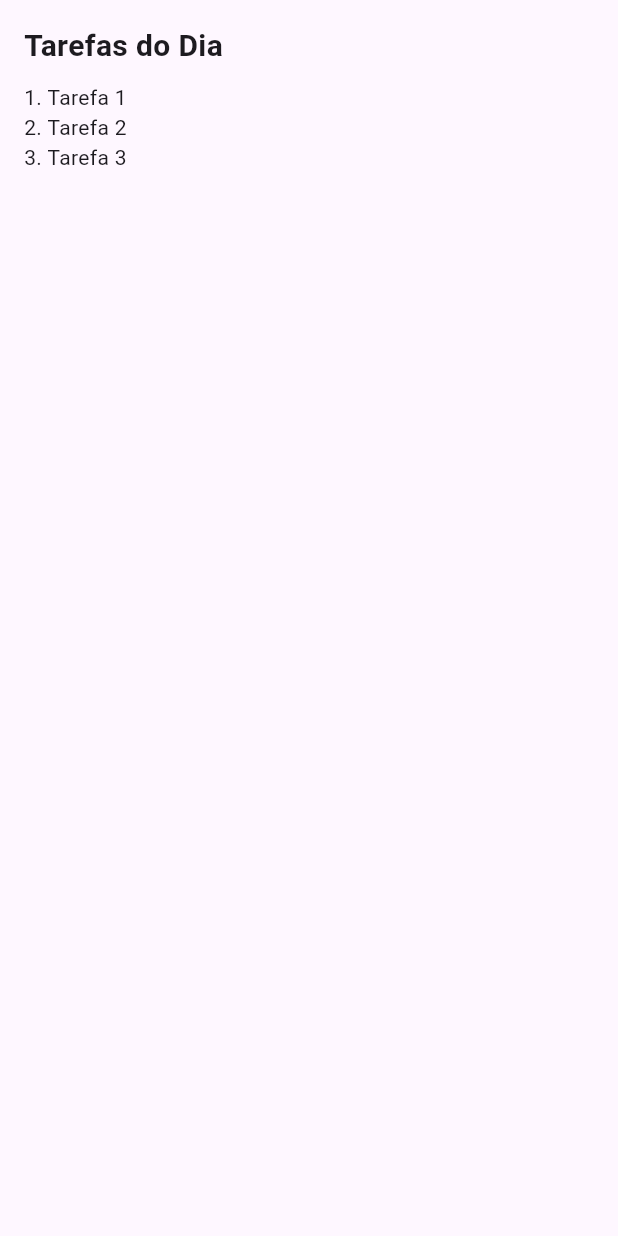
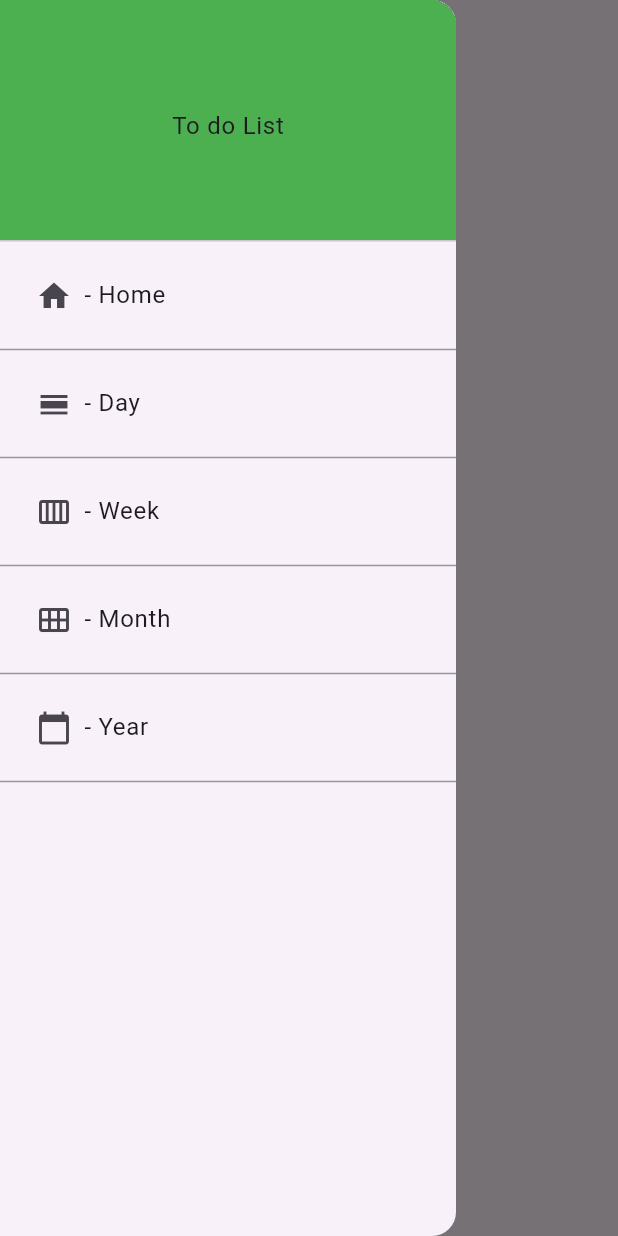
Before and after one commit to ErickDutra/app_TO_DO_List, a Flutter app: the TasksDay screen opened directly, with the side drawer open (before the commit the screen has no drawer), on a phone screen of 412 x 824 dp. Run offline on Flutter 3.47's test engine with Material 3 defaults, Android fonts, the phone set to English and light mode, and no system bars.

Commit message:
tasks pages

```diff
--- a/to_do_list/lib/components/draw.dart
+++ b/to_do_list/lib/components/draw.dart
@@ -0,0 +1,100 @@
+import 'package:flutter/material.dart';
+import 'package:to_do_list/components/tasks_day.dart';
+import 'package:to_do_list/components/tasks_month.dart';
+import 'package:to_do_list/components/tasks_week.dart';
+import 'package:to_do_list/components/tasks_year.dart';
+import 'package:to_do_list/main.dart';
+
+class MyDrawer extends StatelessWidget {
+  @override
+  Widget build(BuildContext context) {
+    return Drawer(
+      child: ListView(
+        children: [
+          DrawerHeader(
+              decoration: BoxDecoration(color: Colors.green),
+              child: Container(
+                child: Center(
+                  child: Text("To do List"),
+                ),
+              )),
+              ListTile(
+            title: Row(
+              children: [
+                Container(
+                    margin: EdgeInsets.all(8),
+                    child: Icon(Icons.home)),
+                Text("- Home"),
+              ],
+            ),
+            onTap: () {
+              Navigator.of(context).pushReplacement(
+                  MaterialPageRoute(builder: (context) => HomePage()));
+            },
+          ),
+          Divider(color: Colors.black38),
+          ListTile(
+            title: Row(
+              children: [
+                Container(
+                    margin: EdgeInsets.all(8),
+                    child: Icon(Icons.calendar_view_day)),
+                Text("- Day"),
+              ],
+            ),
+            onTap: () {
+              Navigator.of(context).pushReplacement(
+                  MaterialPageRoute(builder: (context) => TasksDay()));
+            },
+          ),
+          Divider(color: Colors.black38),
+          ListTile(
+            title: Row(
+              children: [
+                Container(
+                    margin: EdgeInsets.all(8),
+                    child: Icon(Icons.calendar_view_week)),
+                Text("- Week"),
+              ],
+            ),
+            onTap: () {
+              Navigator.of(context).pushReplacement(
+                  MaterialPageRoute(builder: (context) => TasksWeek()));
+            },
+          ),
+          Divider(color: Colors.black38),
+          ListTile(
+            title: Row(
+              children: [
+                Container(
+                    margin: EdgeInsets.all(8),
+                    child: Icon(Icons.calendar_view_month)),
+                Text("- Month"),
+              ],
+            ),
+            onTap: () {
+              Navigator.of(context).pushReplacement(
+                  MaterialPageRoute(builder: (context) =>TasksMonth()));
+            },
+          ),
+          Divider(color: Colors.black38),
+          ListTile(
+            title: Row(
+              children: [
+                Container(
+                    margin: EdgeInsets.all(8),
+                    child: Icon(Icons.calendar_today)),
+                Text("- Year"),
+              ],
+            ),
+            onTap: () {
+              Navigator.of(context).pushReplacement(
+                  MaterialPageRoute(builder: (context) => TasksYear()));
+            },
+          ),
+          Divider(color: Colors.black38),
+        ],
+      ),
+    );
+  }
+}
--- /dev/null
+++ b/to_do_list/lib/components/tasks_day.dart
@@ -0,0 +1,33 @@
+import 'package:flutter/material.dart';
+import 'package:to_do_list/components/draw.dart';
+class TasksDay extends StatelessWidget {
+  @override
+  Widget build(BuildContext context) {
+    // Adicione o conteúdo do seu widget TasksDay aqui
+    return Scaffold(
+      drawer: MyDrawer(),
+      appBar: AppBar(title: Text("Tasks Day"),),
+      body: Container(
+        padding: EdgeInsets.all(16.0),
+        child: Column(
+          crossAxisAlignment: CrossAxisAlignment.start,
+          children: [
+            Text(
+              'Tarefas do Dia',
+              style: TextStyle(
+                fontSize: 20.0,
+                fontWeight: FontWeight.bold,
+              ),
+            ),
+            SizedBox(height: 10.0),
+            // Adicione aqui a lista de tarefas do dia
+            Text('1. Tarefa 1'),
+            Text('2. Tarefa 2'),
+            Text('3. Tarefa 3'),
+            // Adicione mais tarefas conforme necessário
+          ],
+        ),
+      ),
+    );
+  }
+}
```
Also changed, not shown: to_do_list/lib/components/tasks_month.dart (added, +33 -0 lines), to_do_list/lib/components/tasks_week.dart (added, +33 -0 lines), to_do_list/lib/components/tasks_year.dart (added, +33 -0 lines), to_do_list/lib/main.dart (+3 -99 lines).
